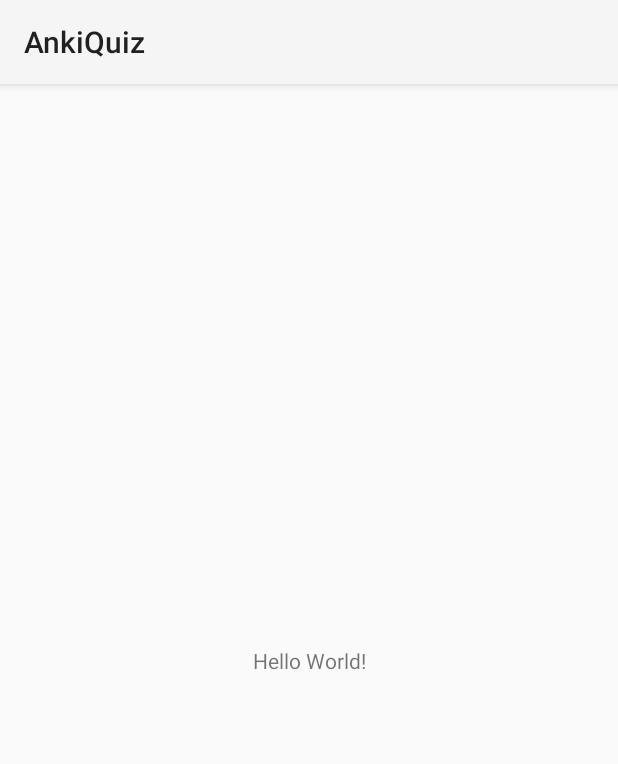
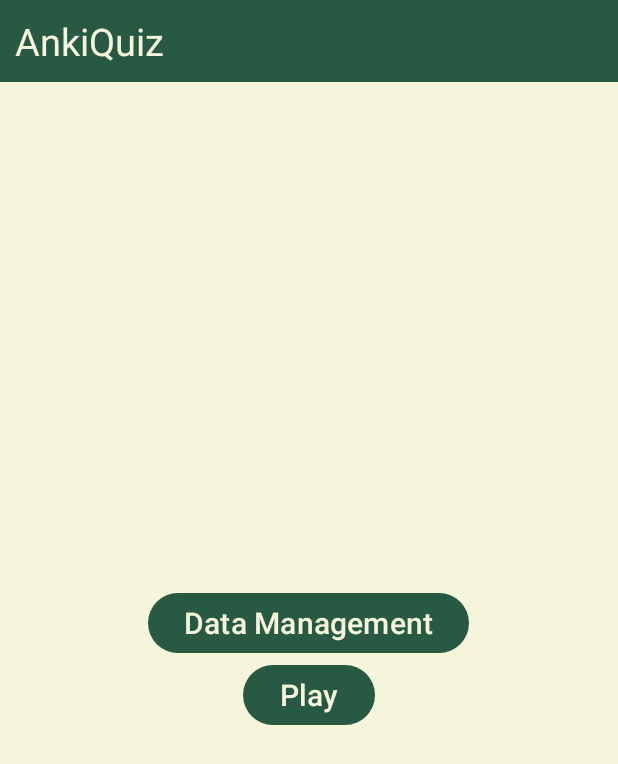
Before and after one commit to CeVague/AnkiQuiz, an Android app: the screen it shows after launch (MainActivity), on a phone screen of 412 x 824 dp. Shown: the top 764 px of the screen. Run offline under Robolectric (Android 15) with nearby library versions, the phone set to English and light mode, and no system bars.

Commit message:
Ajout de fragments

```diff
--- a/app/src/main/AndroidManifest.xml
+++ b/app/src/main/AndroidManifest.xml
@@ -10,7 +10,7 @@
         android:label="@string/app_name"
         android:roundIcon="@mipmap/ic_launcher_round"
         android:supportsRtl="true"
-        android:theme="@style/Theme.AnkiQuiz"
+        android:theme="@style/Base.Theme.AnkiQuiz"
         tools:targetApi="31">
         <activity
             android:name=".MainActivity"
--- a/app/src/main/java/com/cevague/ankiquiz/MainActivity.java
+++ b/app/src/main/java/com/cevague/ankiquiz/MainActivity.java
@@ -2,11 +2,14 @@ package com.cevague.ankiquiz;
 
 import android.os.Bundle;
 
-import androidx.activity.EdgeToEdge;
 import androidx.appcompat.app.AppCompatActivity;
 import androidx.core.graphics.Insets;
 import androidx.core.view.ViewCompat;
 import androidx.core.view.WindowInsetsCompat;
+import androidx.fragment.app.FragmentManager;
+import androidx.fragment.app.FragmentTransaction;
+
+import com.cevague.ankiquiz.ui.welcome.WelcomeFragment;
 
 public class MainActivity extends AppCompatActivity {
 
@@ -14,5 +17,20 @@ public class MainActivity extends AppCompatActivity {
     protected void onCreate(Bundle savedInstanceState) {
         super.onCreate(savedInstanceState);
         setContentView(R.layout.activity_main);
+        ViewCompat.setOnApplyWindowInsetsListener(findViewById(R.id.main), (v, insets) -> {
+            Insets systemBars = insets.getInsets(WindowInsetsCompat.Type.systemBars());
+            v.setPadding(systemBars.left, systemBars.top, systemBars.right, systemBars.bottom);
+            return insets;
+        });
+
+        // Check if the fragment is not already added
+        if (savedInstanceState == null) {
+            // Add the fragment to the layout
+            FragmentManager fragmentManager = getSupportFragmentManager();
+            FragmentTransaction transaction = fragmentManager.beginTransaction();
+            WelcomeFragment fragment = new WelcomeFragment();
+            transaction.add(R.id.fragment_container, fragment);
+            transaction.commit();
+        }
     }
 }
--- /dev/null
+++ b/app/src/main/java/com/cevague/ankiquiz/ui/welcome/WelcomeFragment.java
@@ -0,0 +1,53 @@
+package com.cevague.ankiquiz.ui.welcome;
+
+import android.os.Bundle;
+
+import androidx.fragment.app.Fragment;
+import androidx.fragment.app.FragmentManager;
+import androidx.fragment.app.FragmentTransaction;
+
+import android.view.LayoutInflater;
+import android.view.View;
+import android.view.ViewGroup;
+import android.widget.Button;
+
+import com.cevague.ankiquiz.R;
+import com.cevague.ankiquiz.ui.data.DataManagementFragment;
+
+public class WelcomeFragment extends Fragment {
+
+    Button buttonData, buttonPlay;
+
+    @Override
+    public View onCreateView(LayoutInflater inflater, ViewGroup container,
+                             Bundle savedInstanceState) {
+        // Inflate the layout for this fragment
+        View view = inflater.inflate(R.layout.fragment_welcome, container, false);
+
+        buttonData = view.findViewById(R.id.button_load);
+        buttonPlay = view.findViewById(R.id.button_play);
+
+        buttonData.setOnClickListener(new View.OnClickListener() {
+            @Override
+            public void onClick(View v) {
+                // Create an instance of the new fragment
+                DataManagementFragment newFragment = new DataManagementFragment();
+
+                // Get the FragmentManager and start a transaction
+                FragmentManager fragmentManager = getParentFragmentManager();
+                FragmentTransaction transaction = fragmentManager.beginTransaction();
+
+                // Replace the current fragment with the new fragment
+                transaction.replace(R.id.fragment_container, newFragment);
+
+                // Add the transaction to the back stack (optional)
+                transaction.addToBackStack(null);
+
+                // Commit the transaction
+                transaction.commit();
+            }
+        });
+
+        return view;
+    }
+}
--- a/app/src/main/res/layout/activity_main.xml
+++ b/app/src/main/res/layout/activity_main.xml
@@ -7,13 +7,28 @@
     android:layout_height="match_parent"
     tools:context=".MainActivity">
 
-    <TextView
-        android:layout_width="wrap_content"
-        android:layout_height="wrap_content"
-        android:text="Hello World!"
-        app:layout_constraintBottom_toBottomOf="parent"
-        app:layout_constraintEnd_toEndOf="parent"
-        app:layout_constraintStart_toStartOf="parent"
-        app:layout_constraintTop_toTopOf="parent" />
+    <LinearLayout
+        android:layout_width="match_parent"
+        android:layout_height="match_parent"
+        android:orientation="vertical">
+        <TextView
+            android:id="@+id/textView"
+            android:layout_width="match_parent"
+            android:layout_height="wrap_content"
+            android:background="@color/colorPrimary"
+            android:text="@string/app_name"
+            android:textColor="@color/colorOnPrimary"
+            android:textSize="25sp"
+            app:layout_constraintStart_toStartOf="parent"
+            app:layout_constraintTop_toTopOf="parent"
+            android:padding="10sp"/>
 
+        <androidx.fragment.app.FragmentContainerView
+            android:id="@+id/fragment_container"
+            android:layout_width="match_parent"
+            android:layout_height="match_parent"
+            app:layout_constraintStart_toStartOf="parent"
+            app:layout_constraintTop_toBottomOf="@+id/textView" />
+
+    </LinearLayout>
 </androidx.constraintlayout.widget.ConstraintLayout>
--- /dev/null
+++ b/app/src/main/res/layout/fragment_welcome.xml
@@ -0,0 +1,27 @@
+<?xml version="1.0" encoding="utf-8"?>
+<FrameLayout xmlns:android="http://schemas.android.com/apk/res/android"
+    xmlns:tools="http://schemas.android.com/tools"
+    android:layout_width="match_parent"
+    android:layout_height="match_parent"
+    tools:context=".ui.welcome.WelcomeFragment">
+    <LinearLayout
+        android:layout_width="match_parent"
+        android:layout_height="match_parent"
+        android:orientation="vertical"
+        android:gravity="center">
+
+        <Button
+            android:id="@+id/button_load"
+            android:layout_width="wrap_content"
+            android:layout_height="wrap_content"
+            android:text="@string/manage_data"
+            android:textSize="20sp"/>
+
+        <Button
+            android:id="@+id/button_play"
+            android:layout_width="wrap_content"
+            android:layout_height="wrap_content"
+            android:text="@string/play"
+            android:textSize="20sp"/>
+    </LinearLayout>
+</FrameLayout>
--- a/app/src/main/res/values/colors.xml
+++ b/app/src/main/res/values/colors.xml
@@ -7,6 +7,6 @@
     <color name="colorBackground">#F5F5DC</color> <!-- Blanc cassé -->
     <color name="colorSurface">#F4A460</color> <!-- Beige clair -->
     <color name="colorError">#B00020</color> <!-- Rouge pour les erreurs -->
-    <color name="colorOnPrimary">#FFFFFF</color> <!-- Texte sur la couleur primaire -->
+    <color name="colorOnPrimary">#F5F5DC</color> <!-- Texte sur la couleur primaire -->
     <color name="colorOnSecondary">#000000</color> <!-- Texte sur la couleur secondaire -->
 </resources>
--- a/app/src/main/res/values/strings.xml
+++ b/app/src/main/res/values/strings.xml
@@ -1,3 +1,9 @@
 <resources>
     <string name="app_name">AnkiQuiz</string>
+    <string name="manage_data">Data Management</string>
+    <string name="play">Play</string>
+<!-- TODO: Remove or change this placeholder text -->
+    <string name="hello_blank_fragment">Hello blank fragment</string>
+    <string name="add">Add</string>
+    <!-- TODO: Remove or change this placeholder text -->
 </resources>
--- a/app/src/main/res/values/themes.xml
+++ b/app/src/main/res/values/themes.xml
@@ -1,6 +1,6 @@
 <resources xmlns:tools="http://schemas.android.com/tools">
     <!-- Thème de base pour l'application -->
-    <style name="Theme.NatureApp" parent="Theme.MaterialComponents.DayNight.DarkActionBar">
+    <style name="Base.Theme.AnkiQuiz" parent="Theme.Material3.DayNight.NoActionBar">
         <!-- Couleurs principales -->
         <item name="colorPrimary">@color/colorPrimary</item>
         <item name="colorPrimaryVariant">@color/colorPrimaryVariant</item>
```
Also changed, not shown: app/src/main/java/com/cevague/ankiquiz/ui/data/DataManagementFragment.java (added, +22 -0 lines), app/src/main/res/layout/fragment_data_management.xml (added, +39 -0 lines), 3 other files.
